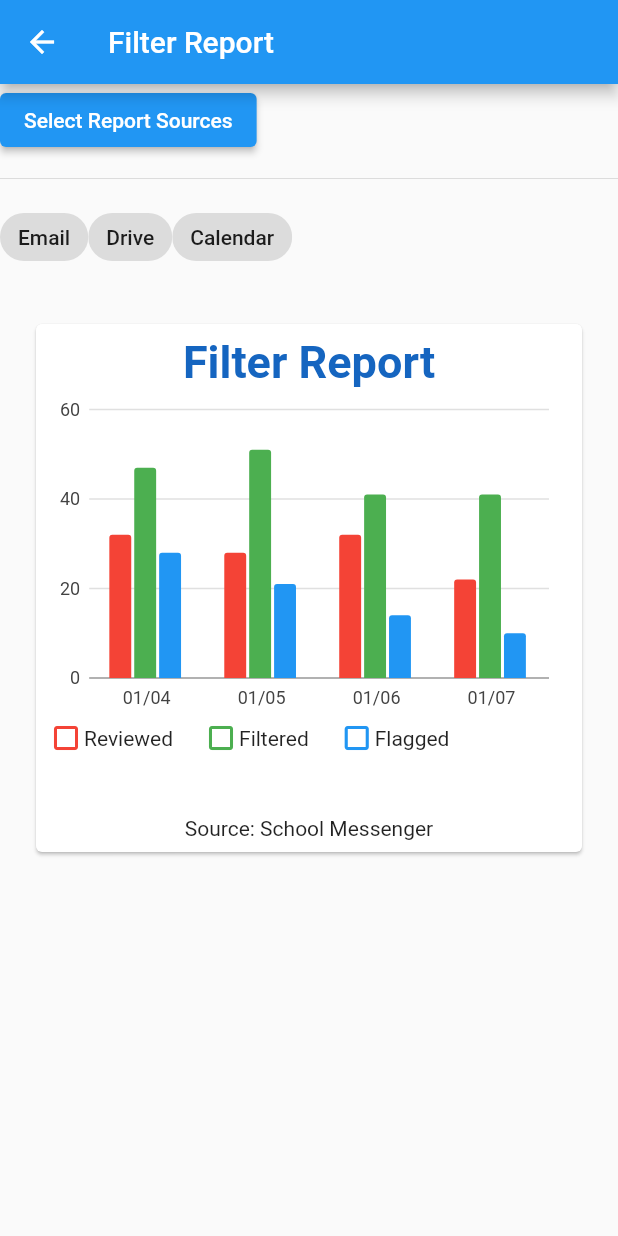
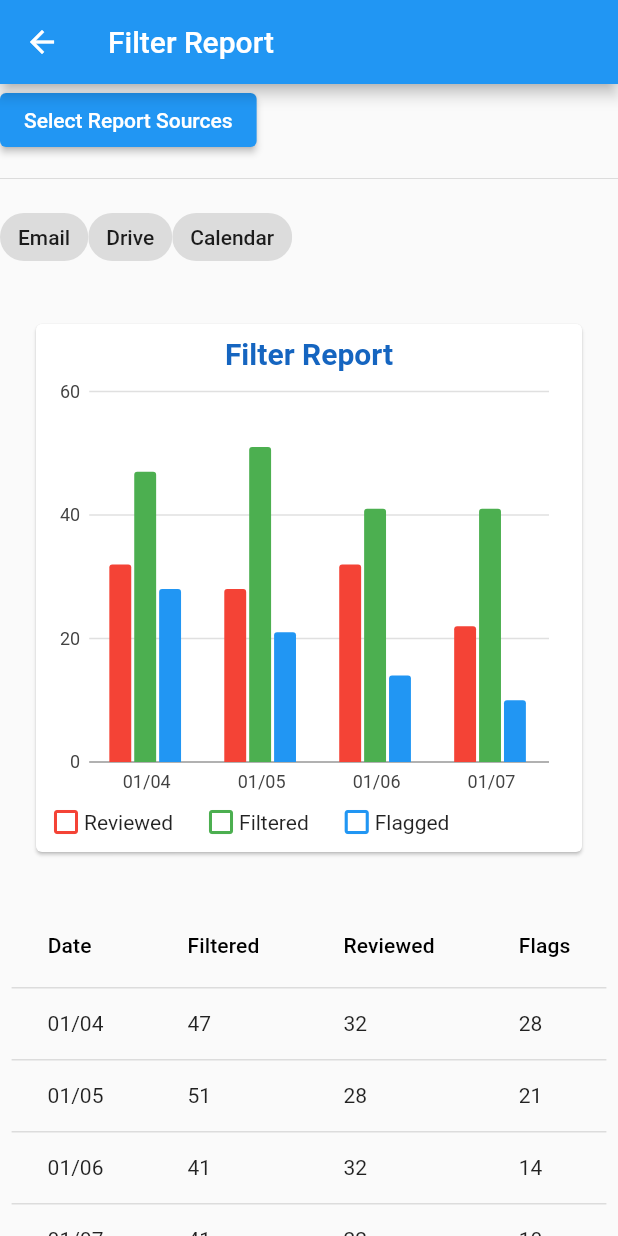
Before and after one commit to KevnLu/SafemailFlutter, a Flutter app: the FilterReport screen opened directly, on a phone screen of 412 x 824 dp. Run offline on Flutter 3.47's test engine with Material 2 defaults, Android fonts, the phone set to English and light mode, and no system bars; our stand-ins replace charts_flutter, firebase_core, firebase_messaging; missing offline and left inert: navigating_drawer; accounts and stored records are empty; statements that could not run were skipped.

Commit message:
Add table

```diff
--- a/safemail_portal/lib/pages/filterreport.dart
+++ b/safemail_portal/lib/pages/filterreport.dart
@@ -1,5 +1,6 @@
 import 'package:flutter/material.dart';
-import 'package:safemail_portal/pages/reportcardchart.dart';
+import 'package:safemail_portal/pages/filterreporttable.dart';
+//import 'package:safemail_portal/pages/reportcardchart.dart';
 import '../utils/multiSelect.dart';
 import 'filterreportchart.dart';
 
@@ -12,11 +13,13 @@ class FilterReport extends StatefulWidget {
 
 class _FilterReportState extends State<FilterReport> {
   List<String> _selectedItems = ['Email', 'Drive', 'Calendar'];
+  //List<string, bool> _checkBoxItems
 
   void _showMultiSelect() async {
     // a list of selectable items
     // these items can be hard-coded or dynamically fetched from a database/API
     final List<String> _items = ['Email', 'Drive', 'Calendar'];
+    //final List<String> _items = _selectedItems;
 
     final List<String>? results = await showDialog(
       context: context,
@@ -36,12 +39,13 @@ class _FilterReportState extends State<FilterReport> {
   @override
   Widget build(BuildContext context) {
     return Scaffold(
+      resizeToAvoidBottomInset : false,
       appBar: AppBar(
         title: const Text('Filter Report'),
       ),
-      body: Container(
+      body: SingleChildScrollView(
         //padding: const EdgeInsets.all(20),
-        height: 600,
+        //height: 600,
         child: Column(
           crossAxisAlignment: CrossAxisAlignment.start,
           children: [
@@ -61,8 +65,24 @@ class _FilterReportState extends State<FilterReport> {
                       ))
                   .toList(),
             ),
-            SizedBox(height: 10),
-            FilterReportChart(selectedSources: _selectedItems)
+            const SizedBox(height: 10),
+            FilterReportChart(selectedSources: _selectedItems),
+            const SizedBox(height: 10,),
+            Center(
+            child: FilterReportTable(selectedSources: _selectedItems),
+            ),
+            const SizedBox(
+              height: 10,
+            ),
+            const Padding(
+              padding: EdgeInsets.all(20),
+              child: Text(
+                "Source: School Messenger",
+                style: TextStyle(
+                    fontWeight: FontWeight.bold,
+                    fontSize: 15),
+              ),
+            ),
           ],
         ),
       ),
--- /dev/null
+++ b/safemail_portal/lib/pages/filterreport_data_mock.dart
@@ -0,0 +1,62 @@
+import 'dart:core';
+import 'package:safemail_portal/pages/filterreportchart.dart';
+
+class DataMock {
+
+  List<FilterReportData> GenerateData(
+  List<String> selectedSources) {
+    List<FilterReportData> lstData = [
+      FilterReportData(Date: "01/04", Reviewed: 0, Flags: 0, Filtered: 0),
+      FilterReportData(Date: "01/05", Reviewed: 0, Flags: 0, Filtered: 0),
+      FilterReportData(Date: "01/06", Reviewed: 0, Flags: 0, Filtered: 0),
+      FilterReportData(Date: "01/07", Reviewed: 0, Flags: 0, Filtered: 0),
+    ];
+    final List<FilterReportData> lstEmailData = [
+      FilterReportData(Date: "01/04", Reviewed: 10, Flags: 9, Filtered: 15),
+      FilterReportData(Date: "01/05", Reviewed: 7, Flags: 5, Filtered: 19),
+      FilterReportData(Date: "01/06", Reviewed: 12, Flags: 6, Filtered: 14),
+      FilterReportData(Date: "01/07", Reviewed: 8, Flags: 5, Filtered: 17),
+    ];
+    final List<FilterReportData> lstDriveData = [
+      FilterReportData(Date: "01/04", Reviewed: 20, Flags: 19, Filtered: 25),
+      FilterReportData(Date: "01/05", Reviewed: 17, Flags: 15, Filtered: 23),
+      FilterReportData(Date: "01/06", Reviewed: 17, Flags: 7, Filtered: 19),
+      FilterReportData(Date: "01/07", Reviewed: 8, Flags: 5, Filtered: 17),
+    ];
+    final List<FilterReportData> lstCalendarData = [
+      FilterReportData(Date: "01/04", Reviewed: 2, Flags: 0, Filtered: 7),
+      FilterReportData(Date: "01/05", Reviewed: 4, Flags: 1, Filtered: 9),
+      FilterReportData(Date: "01/06", Reviewed: 3, Flags: 1, Filtered: 8),
+      FilterReportData(Date: "01/07", Reviewed: 6, Flags: 0, Filtered: 7),
+    ];
+
+    if (selectedSources.contains("Email")) {
+      for (var sourceItem in lstEmailData) {
+        var item = lstData.firstWhere((item) => item.Date == sourceItem.Date);
+        item.Filtered += sourceItem.Filtered;
+        item.Flags += sourceItem.Flags;
+        item.Reviewed += sourceItem.Reviewed;
+      }
+    }
+
+    if (selectedSources.contains("Drive")) {
+      for (var sourceItem in lstDriveData) {
+        var item = lstData.firstWhere((item) => item.Date == sourceItem.Date);
+        item.Filtered += sourceItem.Filtered;
+        item.Flags += sourceItem.Flags;
+        item.Reviewed += sourceItem.Reviewed;
+      }
+    }
+
+    if (selectedSources.contains("Calendar")) {
+      for (var sourceItem in lstCalendarData) {
+        var item = lstData.firstWhere((item) => item.Date == sourceItem.Date);
+        item.Filtered += sourceItem.Filtered;
+        item.Flags += sourceItem.Flags;
+        item.Reviewed += sourceItem.Reviewed;
+      }
+    }
+
+    return lstData;
+  }
+}
--- a/safemail_portal/lib/pages/filterreportchart.dart
+++ b/safemail_portal/lib/pages/filterreportchart.dart
@@ -1,41 +1,9 @@
-import 'dart:async';
-import 'dart:convert';
 //import 'dart:html';
 import 'package:flutter/material.dart';
-import 'package:http/http.dart' as http;
+//import 'package:http/http.dart' as http;
 import 'package:charts_flutter/flutter.dart' as charts;
 
-Future<FilterReportData> fetchReport() async {
-  final response = await http.get(Uri.parse(
-      'https://safemail.schoolmessenger.com/Reports/FilterReport/GetFilterReportDetails?SmarterTrackCustomerId=88&SmarterTrackCustomerId2=221&safeMailCustomerId=5&startDate=2022/01/18&endDate=2022/01/04&includeEmail=true&includeDrive=true&includeCalendar=true&includeYammer=true'));
-
-  if (response.statusCode == 200) {
-    // If the server did return a 200 OK response,
-    // then parse the JSON.
-    return FilterReportData.fromJson(jsonDecode(response.body));
-  } else {
-    throw Exception('Failed to load report');
-  }
-}
-
-Future<List<FilterReportData>> fetchReport1() async {
-  var url =
-      'https://safemail.schoolmessenger.com/Reports/FilterReport/GetFilterReportDetails?SmarterTrackCustomerId=88&SmarterTrackCustomerId2=221&safeMailCustomerId=5&startDate=2022/01/18&endDate=2022/01/04&includeEmail=true&includeDrive=true&includeCalendar=true&includeYammer=true';
-  final client = http.Client();
-
-  final response = await client.get(Uri.parse(url));
-/*
-  var request = new HttpRequest()
-    ..open('GET', url, async: false)
-    ..send();
-*/
-  var list = json
-      .decode(response.body)['results']
-      .map((data) => FilterReportData.fromJson(data))
-      .toList();
-
-  return list;
-}
+import 'filterreport_data_mock.dart';
 
 class FilterReportData {
   int Flags;
@@ -70,57 +38,8 @@ class FilterReportChart extends StatefulWidget {
 class _FilterReportChartState extends State<FilterReportChart> {
   @override
   Widget build(BuildContext context) {
-    List<FilterReportData> lstData = [
-      FilterReportData(Date: "01/04", Reviewed: 0, Flags: 0, Filtered: 0),
-      FilterReportData(Date: "01/05", Reviewed: 0, Flags: 0, Filtered: 0),
-      FilterReportData(Date: "01/06", Reviewed: 0, Flags: 0, Filtered: 0),
-      FilterReportData(Date: "01/07", Reviewed: 0, Flags: 0, Filtered: 0),
-    ];
-    final List<FilterReportData> lstEmailData = [
-      FilterReportData(Date: "01/04", Reviewed: 10, Flags: 9, Filtered: 15),
-      FilterReportData(Date: "01/05", Reviewed: 7, Flags: 5, Filtered: 19),
-      FilterReportData(Date: "01/06", Reviewed: 12, Flags: 6, Filtered: 14),
-      FilterReportData(Date: "01/07", Reviewed: 8, Flags: 5, Filtered: 17),
-    ];
-    final List<FilterReportData> lstDriveData = [
-      FilterReportData(Date: "01/04", Reviewed: 20, Flags: 19, Filtered: 25),
-      FilterReportData(Date: "01/05", Reviewed: 17, Flags: 15, Filtered: 23),
-      FilterReportData(Date: "01/06", Reviewed: 17, Flags: 7, Filtered: 19),
-      FilterReportData(Date: "01/07", Reviewed: 8, Flags: 5, Filtered: 17),
-    ];
-    final List<FilterReportData> lstCalendarData = [
-      FilterReportData(Date: "01/04", Reviewed: 2, Flags: 0, Filtered: 7),
-      FilterReportData(Date: "01/05", Reviewed: 4, Flags: 1, Filtered: 9),
-      FilterReportData(Date: "01/06", Reviewed: 3, Flags: 1, Filtered: 8),
-      FilterReportData(Date: "01/07", Reviewed: 6, Flags: 0, Filtered: 7),
-    ];
-
-    if (widget.selectedSources.contains("Email")) {
-      for (var sourceItem in lstEmailData) {
-        var item = lstData.firstWhere((item) => item.Date == sourceItem.Date);
-        item.Filtered += sourceItem.Filtered;
-        item.Flags += sourceItem.Flags;
-        item.Reviewed += sourceItem.Reviewed;
-      }
-    }
-
-    if (widget.selectedSources.contains("Drive")) {
-      for (var sourceItem in lstDriveData) {
-        var item = lstData.firstWhere((item) => item.Date == sourceItem.Date);
-        item.Filtered += sourceItem.Filtered;
-        item.Flags += sourceItem.Flags;
-        item.Reviewed += sourceItem.Reviewed;
-      }
-    }
-
-    if (widget.selectedSources.contains("Calendar")) {
-      for (var sourceItem in lstCalendarData) {
-        var item = lstData.firstWhere((item) => item.Date == sourceItem.Date);
-        item.Filtered += sourceItem.Filtered;
-        item.Flags += sourceItem.Flags;
-        item.Reviewed += sourceItem.Reviewed;
-      }
-    }
+    var dataMock = DataMock();
+    var lstData = dataMock.GenerateData(widget.selectedSources);
 
     List<charts.Series<FilterReportData, String>> reportData = [
       charts.Series(
@@ -145,7 +64,7 @@ class _FilterReportChartState extends State<FilterReportChart> {
 
     return Container(
       height: 400,
-      padding: EdgeInsets.all(20),
+      padding: const EdgeInsets.all(20),
       child: Card(
         child: Padding(
           padding: const EdgeInsets.all(8.0),
@@ -156,7 +75,7 @@ class _FilterReportChartState extends State<FilterReportChart> {
                 style: TextStyle(
                     color: Colors.blue[800],
                     fontWeight: FontWeight.bold,
-                    fontSize: 30),
+                    fontSize: 20),
               ),
               Expanded(
                 //child: charts.LineChart(reportData, animate: true),
@@ -190,12 +109,6 @@ class _FilterReportChartState extends State<FilterReportChart> {
                   Text("Flagged"),
                 ],
               ),
-              SizedBox(
-                height: 40,
-              ),
-              Text(
-                "Source: School Messenger",
-              ),
             ],
           ),
         ),
--- /dev/null
+++ b/safemail_portal/lib/pages/filterreporttable.dart
@@ -0,0 +1,39 @@
+import 'package:flutter/material.dart';
+import 'filterreport_data_mock.dart';
+
+class FilterReportTable extends StatefulWidget {
+  List<String> selectedSources;
+  FilterReportTable({Key? key, required this.selectedSources})
+      : super(key: key);
+  @override
+  _FilterReportTableState createState() => _FilterReportTableState();
+}
+
+class _FilterReportTableState extends State<FilterReportTable> {
+  @override
+  Widget build(BuildContext context) {
+    var dataMock = DataMock();
+    var lstData = dataMock.GenerateData(widget.selectedSources);
+    return DataTable(
+      columns: [
+        DataColumn(label: Text('Date')),
+        DataColumn(label: Text('Filtered')),
+        DataColumn(label: Text('Reviewed')),
+        DataColumn(label: Text('Flags')),
+      ],
+      rows:
+          lstData // Loops through dataColumnText, each iteration assigning the value to element
+              .map(
+                ((element) => DataRow(
+                      cells: <DataCell>[
+                        DataCell(Text(element.Date)), //Extracting from Map element the value
+                        DataCell(Text(element.Filtered.toString())),
+                        DataCell(Text(element.Reviewed.toString())),
+                        DataCell(Text(element.Flags.toString())),
+                      ],
+                    )),
+              )
+              .toList(),
+    );
+  }
+}
--- a/safemail_portal/lib/utils/multiSelect.dart
+++ b/safemail_portal/lib/utils/multiSelect.dart
@@ -43,6 +43,7 @@ class _MultiSelectState extends State<MultiSelect> {
               .map((item) => CheckboxListTile(
                     value: _selectedItems.contains(item),
                     title: Text(item),
+                    selected: _selectedItems.contains(item),
                     controlAffinity: ListTileControlAffinity.leading,
                     onChanged: (isChecked) => _itemChange(item, isChecked!),
                   ))
```
